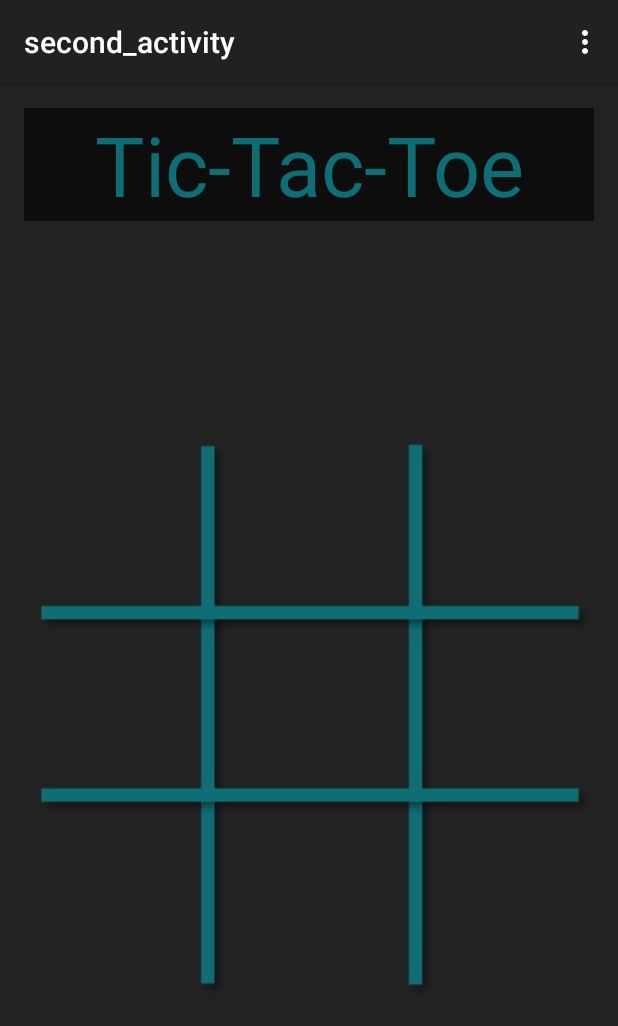
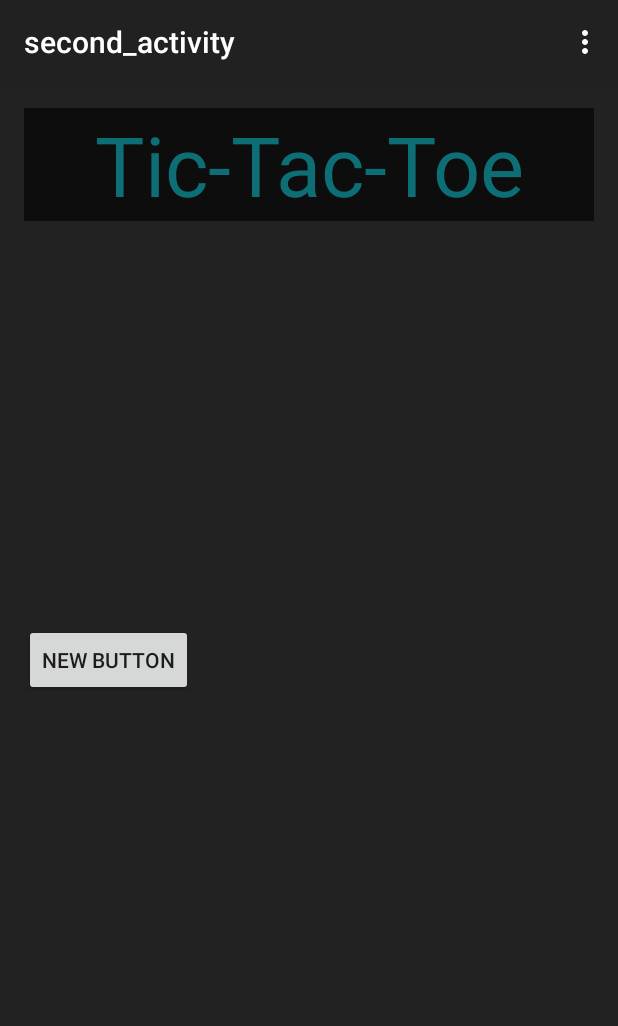
Before and after one commit to mrtyson93/Playtoy, an Android app: the second_activity screen opened directly, with no data from a screen before it, on a phone screen of 412 x 824 dp. Shown: the top 1026 px of the screen. Run offline under Robolectric (Android 15) with nearby library versions, the phone set to English and light mode, and no system bars.

Commit message:
button text fixing board into buttons, just started

```diff
--- a/app/src/main/res/layout/activity_main.xml
+++ b/app/src/main/res/layout/activity_main.xml
@@ -22,7 +22,7 @@
         android:id="@+id/contBtn"
         android:layout_width="275sp"
         android:layout_height="wrap_content"
-        android:text="@string/open_button"
+        android:text="@string/tictactoe"
         android:textSize = "25sp"
         android:textColor = "#ff0d0d0d"
         android:background="#ff575757"
--- a/app/src/main/res/layout/activity_second_activity.xml
+++ b/app/src/main/res/layout/activity_second_activity.xml
@@ -11,18 +11,6 @@
     tools:context="com.example.mitchell.playtoy.second_activity">
 
 
-    <ImageView
-        android:layout_width="match_parent"
-        android:layout_height="wrap_content"
-        android:id="@+id/imageView"
-        android:src = "@drawable/board"
-        android:contentDescription="@string/boardString"
-        android:layout_gravity="bottom|center"
-        android:layout_alignParentBottom="true"
-        android:layout_alignParentRight="true"
-        android:layout_alignParentEnd="false"
-        android:layout_below="@+id/textView" />
-
     <TextView
         android:layout_width="fill_parent"
         android:layout_height="75sp"
@@ -35,4 +23,13 @@
         android:layout_alignParentTop="true"
         android:layout_centerHorizontal="true"
         android:gravity="center_vertical|center|center_horizontal" />
+
+    <Button
+        android:layout_width="wrap_content"
+        android:layout_height="wrap_content"
+        android:text="New Button"
+        android:id="@+id/button"
+        android:layout_centerVertical="true"
+        android:layout_alignParentLeft="true"
+        android:layout_alignParentStart="true" />
 </RelativeLayout>
```
